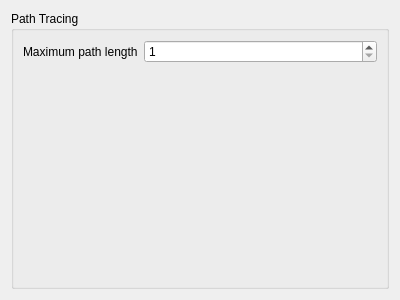
joesfer/voxelToy, file src/ui/renderpropertiesui.ui: the form before one commit.
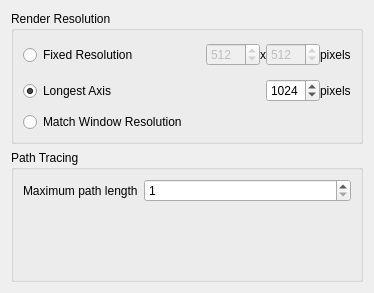
The form after the commit.

Commit message:
Implemented resolution settings in renderer + ui
we now have fixed resolution (in both or along major axis), and match the
window resolution.

```diff
--- a/src/ui/renderpropertiesui.ui
+++ b/src/ui/renderpropertiesui.ui
@@ -6,28 +6,185 @@
    <rect>
     <x>0</x>
     <y>0</y>
-    <width>400</width>
-    <height>300</height>
+    <width>374</width>
+    <height>293</height>
    </rect>
   </property>
   <property name="windowTitle">
    <string>Form</string>
   </property>
-  <layout class="QHBoxLayout" name="horizontalLayout">
+  <layout class="QVBoxLayout" name="verticalLayout">
+   <item>
+    <widget class="QGroupBox" name="groupBox_2">
+     <property name="title">
+      <string>Render Resolution</string>
+     </property>
+     <layout class="QVBoxLayout" name="verticalLayout_2">
+      <item>
+       <layout class="QHBoxLayout" name="horizontalLayout">
+        <property name="spacing">
+         <number>0</number>
+        </property>
+        <property name="bottomMargin">
+         <number>0</number>
+        </property>
+        <item>
+         <widget class="QRadioButton" name="resolutionFixedRadioButton">
+          <property name="text">
+           <string>Fixed Resolution</string>
+          </property>
+         </widget>
+        </item>
+        <item>
+         <spacer name="horizontalSpacer">
+          <property name="orientation">
+           <enum>Qt::Horizontal</enum>
+          </property>
+          <property name="sizeHint" stdset="0">
+           <size>
+            <width>40</width>
+            <height>20</height>
+           </size>
+          </property>
+         </spacer>
+        </item>
+        <item>
+         <widget class="QSpinBox" name="resolutionFixedWidthSpinBox">
+          <property name="enabled">
+           <bool>false</bool>
+          </property>
+          <property name="minimum">
+           <number>16</number>
+          </property>
+          <property name="maximum">
+           <number>2048</number>
+          </property>
+          <property name="singleStep">
+           <number>100</number>
+          </property>
+          <property name="value">
+           <number>512</number>
+          </property>
+         </widget>
+        </item>
+        <item>
+         <widget class="QLabel" name="label_4">
+          <property name="text">
+           <string>x</string>
+          </property>
+          <property name="margin">
+           <number>3</number>
+          </property>
+         </widget>
+        </item>
+        <item>
+         <widget class="QSpinBox" name="resolutionFixedHeightSpinBox">
+          <property name="enabled">
+           <bool>false</bool>
+          </property>
+          <property name="minimum">
+           <number>16</number>
+          </property>
+          <property name="maximum">
+           <number>2048</number>
+          </property>
+          <property name="singleStep">
+           <number>100</number>
+          </property>
+          <property name="value">
+           <number>512</number>
+          </property>
+         </widget>
+        </item>
+        <item>
+         <widget class="QLabel" name="label_3">
+          <property name="text">
+           <string>pixels</string>
+          </property>
+         </widget>
+        </item>
+       </layout>
+      </item>
+      <item>
+       <layout class="QHBoxLayout" name="horizontalLayout_2">
+        <property name="spacing">
+         <number>0</number>
+        </property>
+        <property name="bottomMargin">
+         <number>0</number>
+        </property>
+        <item>
+         <widget class="QRadioButton" name="resolutionLongestAxisRadioButton">
+          <property name="text">
+           <string>Longest Axis</string>
+          </property>
+          <property name="checked">
+           <bool>true</bool>
+          </property>
+         </widget>
+        </item>
+        <item>
+         <spacer name="horizontalSpacer_2">
+          <property name="orientation">
+           <enum>Qt::Horizontal</enum>
+          </property>
+          <property name="sizeHint" stdset="0">
+           <size>
+            <width>40</width>
+            <height>20</height>
+           </size>
+          </property>
+         </spacer>
+        </item>
+        <item>
+         <widget class="QSpinBox" name="resolutionLongestAxisSpinBox">
+          <property name="minimum">
+           <number>16</number>
+          </property>
+          <property name="maximum">
+           <number>2048</number>
+          </property>
+          <property name="singleStep">
+           <number>100</number>
+          </property>
+          <property name="value">
+           <number>1024</number>
+          </property>
+         </widget>
+        </item>
+        <item>
+         <widget class="QLabel" name="label_2">
+          <property name="text">
+           <string>pixels</string>
+          </property>
+         </widget>
+        </item>
+       </layout>
+      </item>
+      <item>
+       <widget class="QRadioButton" name="resolutionMatchWindowRadioButton">
+        <property name="text">
+         <string>Match Window Resolution</string>
+        </property>
+       </widget>
+      </item>
+     </layout>
+    </widget>
+   </item>
    <item>
     <widget class="QGroupBox" name="groupBox">
      <property name="title">
       <string>Path Tracing</string>
      </property>
      <layout class="QFormLayout" name="formLayout">
-      <item row="0" column="0">
+      <item row="1" column="0">
        <widget class="QLabel" name="label">
         <property name="text">
          <string>Maximum path length</string>
         </property>
        </widget>
       </item>
-      <item row="0" column="1">
+      <item row="1" column="1">
        <widget class="QSpinBox" name="pathtracerMaxPathLengthSpinBox">
         <property name="minimum">
          <number>1</number>
```
Left out of the diff: 246 changed lines with no effect on the pictures. The commit also changes 12 other files.
